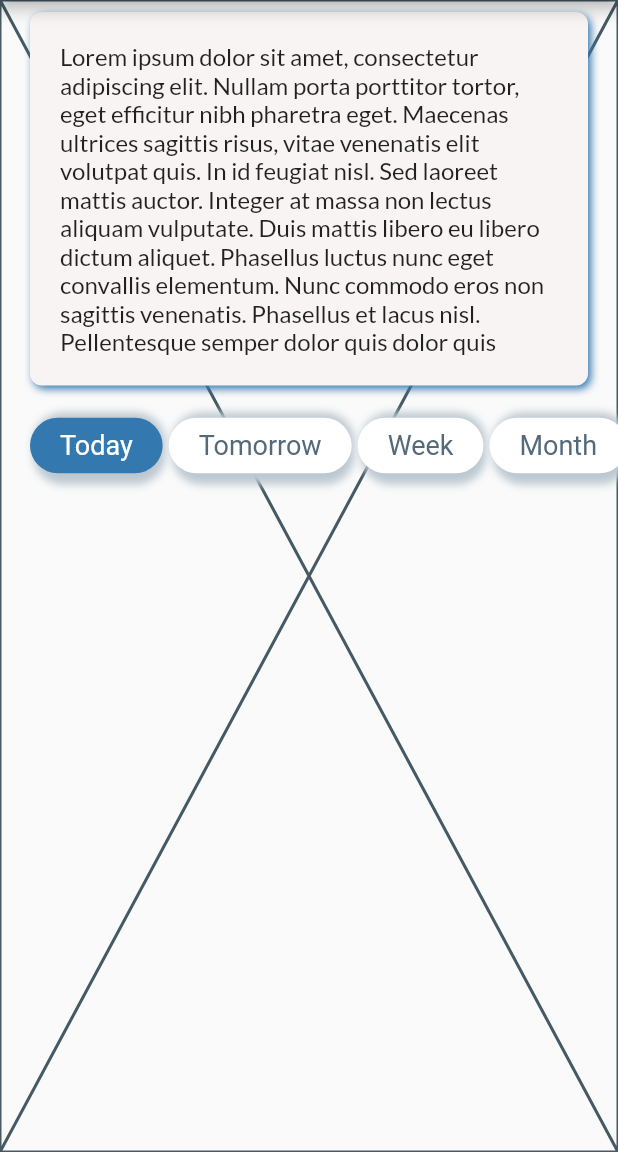
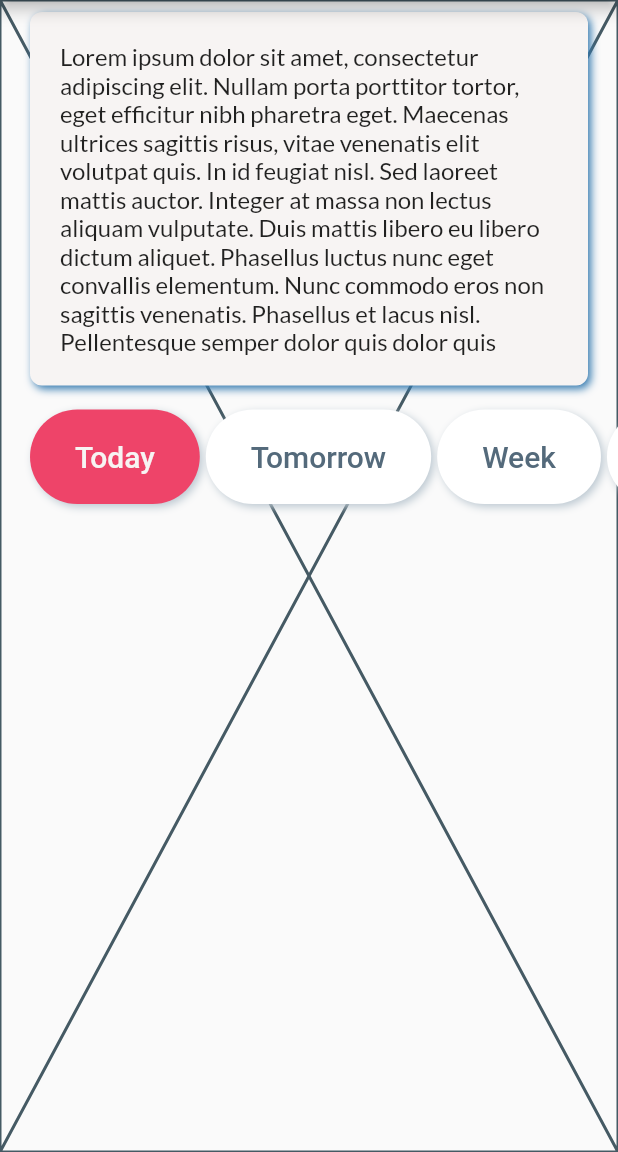
Before and after one commit to ilyin0/horoskope, a Flutter app: the screen it shows after launch, on a phone screen of 412 x 824 dp, the part 84-1236 px from its top. Run offline on Flutter 3.47's test engine with Material 2 defaults, Android fonts, the light colour scheme and no system bars; our stand-ins replace flutter_bloc, get_it, injectable.

Commit message:
feat: add tab name themes

```diff
--- a/lib/presentation/pages/home/home_page.dart
+++ b/lib/presentation/pages/home/home_page.dart
@@ -43,8 +43,8 @@ class HomePage extends StatelessWidget {
                         'Week',
                         'Month',
                       ],
-                      defaultTheme: HoroskopeTheme.button(context),
-                    )
+                      style: HoroskopeTheme.button(context).getSecondaryBigTab,
+                    ),
                   ],
                 ),
               ),
--- a/lib/presentation/themes/light/src/button_theme.dart
+++ b/lib/presentation/themes/light/src/button_theme.dart
@@ -70,8 +70,8 @@ class _LightHoroskopeButtonTheme implements HoroskopeButtonThemeData {
         buttonStyle: _base.buttonStyle.copyWith(
           padding: MaterialStateProperty.all(
             const EdgeInsets.symmetric(
+              vertical: 8,
               horizontal: 20,
-              vertical: 8,
             ),
           ),
           overlayColor: MaterialStateProperty.all(_AppColors.transparent),
@@ -91,11 +91,54 @@ class _LightHoroskopeButtonTheme implements HoroskopeButtonThemeData {
         ),
         textStyle: MaterialStateProperty.all(
           const TextStyle(
+            fontSize: 18,
             fontWeight: FontWeight.normal,
-            fontSize: 18,
           ),
         ),
       ),
     );
   }
+
+  @override
+  HoroskopeButtonStyle getPrimaryBigTab(bool isSelected) {
+    return getPrimaryTab(isSelected).copyWith(
+      borderRadius: 40,
+      buttonStyle: getPrimaryTab(isSelected).buttonStyle.copyWith(
+            padding: MaterialStateProperty.all(
+              const EdgeInsets.symmetric(horizontal: 30, vertical: 20),
+            ),
+            textStyle: MaterialStateProperty.all(
+              const TextStyle(fontSize: 20, fontWeight: FontWeight.w500),
+            ),
+          ),
+    );
+  }
+
+  @override
+  HoroskopeButtonStyle getSecondaryTab(bool isSelected) {
+    return getPrimaryTab(isSelected).copyWith(
+      buttonStyle: getPrimaryTab(isSelected).buttonStyle.copyWith(
+            foregroundColor: MaterialStateProperty.all(
+              isSelected ? _AppColors.isabelline : _AppColors.darkElectricBlue,
+            ),
+            backgroundColor: MaterialStateProperty.all(
+              isSelected ? _AppColors.brinkPink : _AppColors.white,
+            ),
+          ),
+    );
+  }
+
+  @override
+  HoroskopeButtonStyle getSecondaryBigTab(bool isSelected) {
+    return getPrimaryBigTab(isSelected).copyWith(
+      buttonStyle: getPrimaryBigTab(isSelected).buttonStyle.copyWith(
+            foregroundColor: MaterialStateProperty.all(
+              isSelected ? _AppColors.isabelline : _AppColors.darkElectricBlue,
+            ),
+            backgroundColor: MaterialStateProperty.all(
+              isSelected ? _AppColors.brinkPink : _AppColors.white,
+            ),
+          ),
+    );
+  }
 }
--- a/lib/presentation/themes/theme/horoskope_button_theme_data.dart
+++ b/lib/presentation/themes/theme/horoskope_button_theme_data.dart
@@ -7,4 +7,7 @@ abstract class HoroskopeButtonThemeData {
   HoroskopeButtonStyle get disabled;
 
   HoroskopeButtonStyle getPrimaryTab(bool isSelected);
+  HoroskopeButtonStyle getPrimaryBigTab(bool isSelected);
+  HoroskopeButtonStyle getSecondaryTab(bool isSelected);
+  HoroskopeButtonStyle getSecondaryBigTab(bool isSelected);
 }
```
